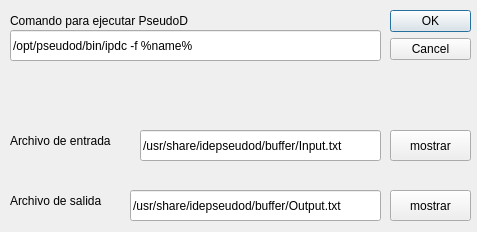
Qt form IDEPseudoD/ejecutor_config.ui (alinarezrangel/IDEPseudoD) before a commit.
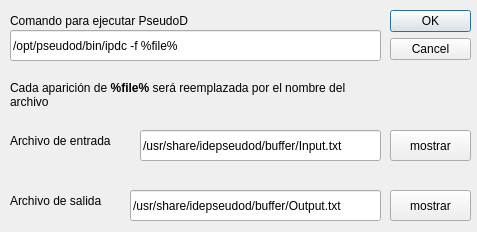
The same form after that commit.

```diff
--- a/IDEPseudoD/ejecutor_config.ui
+++ b/IDEPseudoD/ejecutor_config.ui
@@ -91,7 +91,7 @@
     </rect>
    </property>
    <property name="text">
-    <string>/opt/pseudod/bin/ipdc -f %name%</string>
+    <string>/opt/pseudod/bin/ipdc -f %file%</string>
    </property>
   </widget>
   <widget class="QLabel" name="label_3">
@@ -133,6 +133,22 @@
     <string>mostrar</string>
    </property>
   </widget>
+  <widget class="QLabel" name="label_4">
+   <property name="geometry">
+    <rect>
+     <x>10</x>
+     <y>70</y>
+     <width>371</width>
+     <height>51</height>
+    </rect>
+   </property>
+   <property name="text">
+    <string>Cada aparición de &lt;b&gt;%file%&lt;/b&gt; será reemplazada por el nombre del archivo</string>
+   </property>
+   <property name="wordWrap">
+    <bool>true</bool>
+   </property>
+  </widget>
  </widget>
  <resources/>
  <connections>
```
